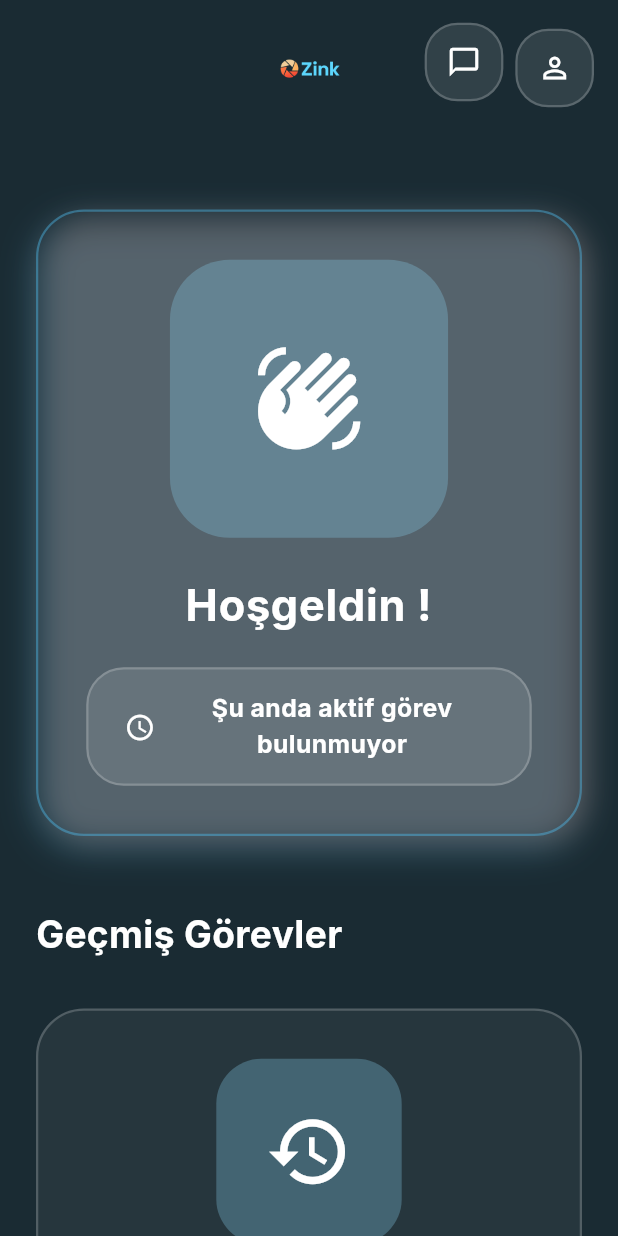
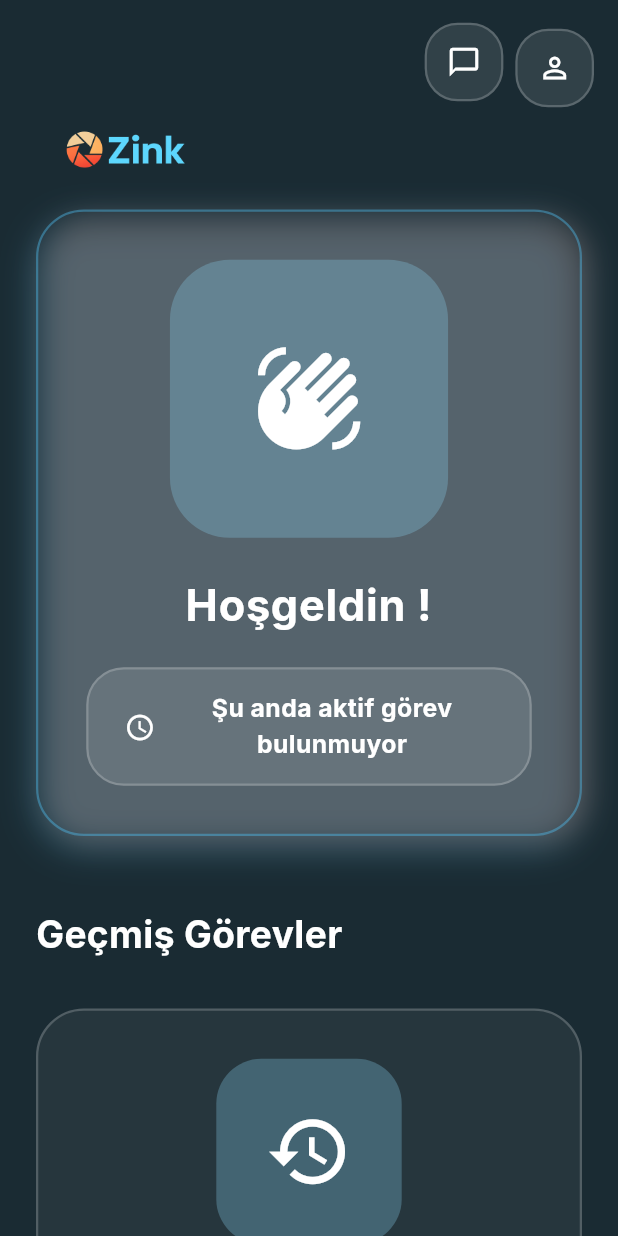
Before and after one commit to Croesus0303/Zink, a Flutter app: the HomeScreen screen opened by its route, on a phone screen of 412 x 824 dp. Run offline on Flutter 3.47's test engine with Material 3 defaults, Android fonts, the phone set to English and light mode, and no system bars; our stand-ins replace cached_network_image, cloud_firestore, firebase_auth, firebase_core, firebase_database, firebase_messaging and 10 more; accounts and stored records are empty.

Commit message:
Update HomeScreen layout for improved logo positioning and responsiveness
- Adjusted logo positioning to enhance visual alignment and responsiveness based on screen dimensions.
- Increased logo height for better visibility and aesthetic appeal, ensuring a more modern user interface.

```diff
--- a/lib/features/home/presentation/screens/home_screen.dart
+++ b/lib/features/home/presentation/screens/home_screen.dart
@@ -94,14 +94,13 @@ class HomeScreen extends ConsumerWidget {
             children: [
               // Logo positioned in the same place as app bar title
               Positioned(
-                top: MediaQuery.of(context).padding.top +
-                    MediaQuery.of(context).size.height * 0.02,
+                top: MediaQuery.of(context).size.height * 0.05,
                 left: 0,
-                right: 0,
+                right: MediaQuery.of(context).size.width * 0.6,
                 child: Center(
                   child: Container(
                     width: MediaQuery.of(context).size.width * 0.5,
-                    height: MediaQuery.of(context).size.height * 0.075,
+                    height: MediaQuery.of(context).size.height * 0.15,
                     child: Image.asset(
                       'assets/app_logo.png',
                       width: MediaQuery.of(context).size.width * 0.5,
```
